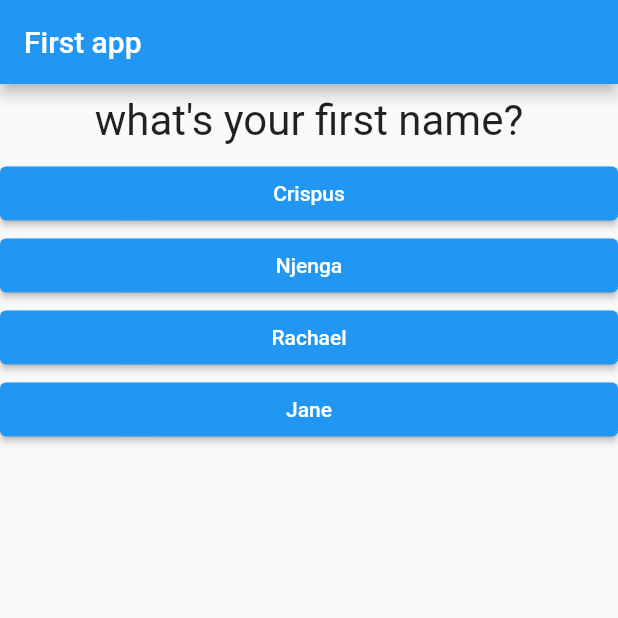
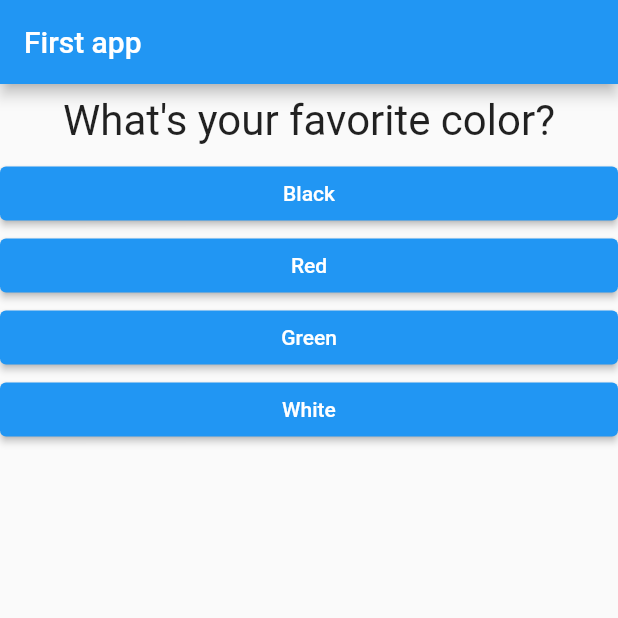
Before and after one commit to crispus-nj/expense-planner, a Flutter app: the screen it shows after launch, on a phone screen of 412 x 824 dp, the top half of it. Run offline on Flutter 3.47's test engine with Material 2 defaults, Android fonts, the phone set to English and light mode, and no system bars.

Commit message:
updated main dart

```diff
--- a/hello/lib/main.dart
+++ b/hello/lib/main.dart
@@ -17,21 +17,48 @@ class MyApp extends StatefulWidget {
 
 class _MyAppState extends State<MyApp> {
   var _questionIndex = 0;
+  var _totalScore = 0;
   final questions = const [
     {
-      'questionText': 'what\'s your first name?',
-      'answers': ['Crispus', 'Njenga', 'Rachael', 'Jane']
+      'questionText': 'What\'s your favorite color?',
+      'answers': [
+        {'text': 'Black', 'score': 10},
+        {'text': 'Red', 'score': 5},
+        {'text': 'Green', 'score': 3},
+        {'text': 'White', 'score': 1},
+      ],
     },
     {
-      'questionText': 'What\'s your favourite animal?',
-      'answers': ['Lion', 'Hippo', 'Cheater', 'Bat']
+      'questionText': 'What\'s your favorite animal?',
+      'answers': [
+        {'text': 'Rabbit', 'score': 3},
+        {'text': 'Snake', 'score': 11},
+        {'text': 'Elephant', 'score': 5},
+        {'text': 'Lion', 'score': 9},
+      ],
+    },
+    {
+      'questionText': 'Who\'s your favorite instructor?',
+      'answers': [
+        {'text': 'Max', 'score': 1},
+        {'text': 'Max', 'score': 1},
+        {'text': 'Max', 'score': 1},
+        {'text': 'Max', 'score': 1},
+      ],
     },
   ];
-  void _answerQuestion() {
+  void _answerQuestion(int score) {
+    _totalScore += score;
     setState(() {
       _questionIndex = _questionIndex + 1;
     });
-    print(_questionIndex);
+  }
+
+  void _resetQuiz() {
+    setState(() {
+      _questionIndex = 0;
+      _totalScore = 0;
+    });
   }
 
   @override
@@ -43,7 +70,7 @@ class _MyAppState extends State<MyApp> {
         ),
         body: _questionIndex < questions.length
             ? Quiz(questions, _questionIndex, _answerQuestion)
-            : Result(),
+            : Result(_totalScore, _resetQuiz),
       ),
     );
   }
--- a/hello/lib/quiz.dart
+++ b/hello/lib/quiz.dart
@@ -5,16 +5,17 @@ import './questions.dart';
 class Quiz extends StatelessWidget {
   final List<Map<String, Object>> questions;
   final int questionIndex;
-  final VoidCallback answerQuestion;
+  final Function answerQuestion;
   Quiz(this.questions, this.questionIndex, this.answerQuestion);
-
   @override
   Widget build(BuildContext context) {
     return Column(
       children: [
         Question(questions[questionIndex]['questionText'] as String),
-        ...(questions[questionIndex]['answers'] as List<String>).map((answer) {
-          return Answer(answerQuestion, answer);
+        ...(questions[questionIndex]['answers'] as List<Map<String, Object>>)
+            .map((answer) {
+          return Answer(
+              () => answerQuestion(answer['score']), answer['text'] as String);
         }).toList()
       ],
     );
```
Also changed, not shown: hello/lib/result.dart (+17 -2 lines).
